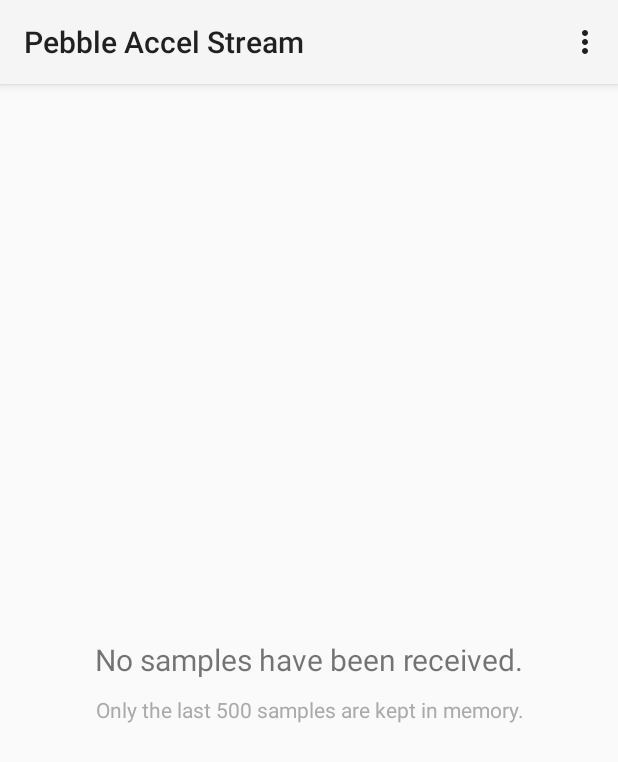
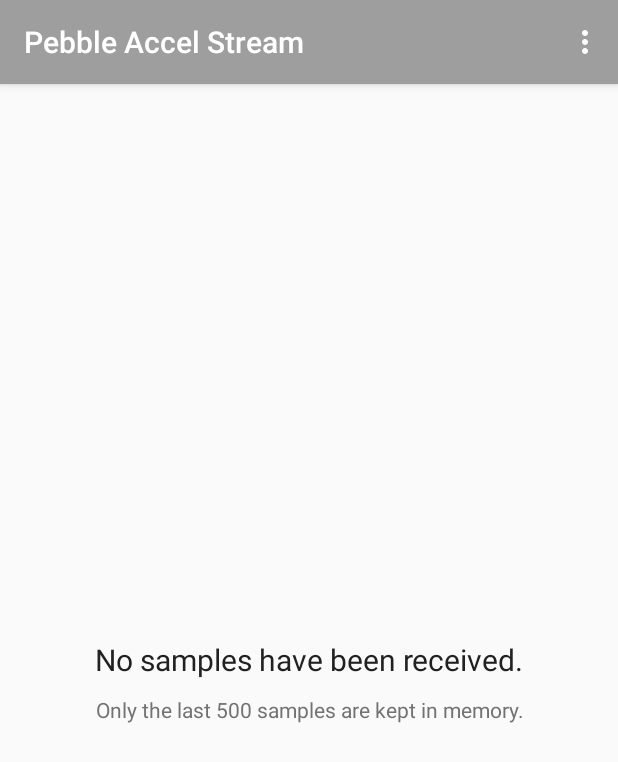
Before and after one commit to moopat/acceleration-stream-android, an Android app: the screen it shows after launch (MainActivity), on a phone screen of 412 x 824 dp. Shown: the top 762 px of the screen. Run offline under Robolectric (Android 15) with nearby library versions, the phone set to English and light mode, and no system bars; libraries missing offline, so code that uses them is left out: com.getpebble.android; 2 statements that could not run were skipped.

Commit message:
Downward compatibility Android 4.0

```diff
--- a/app/build.gradle
+++ b/app/build.gradle
@@ -11,7 +11,7 @@ android {
 
     defaultConfig {
         applicationId "at.eht.stream"
-        minSdkVersion 21
+        minSdkVersion 14
         targetSdkVersion 22
         versionCode 1
         versionName "1.0"
@@ -27,4 +27,5 @@ android {
 dependencies {
     compile fileTree(dir: 'libs', include: ['*.jar'])
     compile 'com.getpebble:pebblekit:2.6.0'
+    compile 'com.android.support:appcompat-v7:22.0.0'
 }
--- a/app/src/main/java/at/eht/stream/MainActivity.java
+++ b/app/src/main/java/at/eht/stream/MainActivity.java
@@ -1,10 +1,10 @@
 package at.eht.stream;
 
-import android.app.Activity;
 import android.content.Context;
 import android.os.Bundle;
 import android.os.Environment;
 import android.os.Handler;
+import android.support.v7.app.ActionBarActivity;
 import android.util.Log;
 import android.view.Menu;
 import android.view.MenuItem;
@@ -17,7 +17,6 @@ import com.getpebble.android.kit.util.PebbleDictionary;
 import java.io.File;
 import java.io.FileOutputStream;
 import java.io.IOException;
-import java.util.ArrayList;
 import java.util.Date;
 import java.util.UUID;
 
@@ -28,7 +27,7 @@ import java.util.UUID;
  *
  * @author Markus Deutsch
  */
-public class MainActivity extends Activity {
+public class MainActivity extends ActionBarActivity {
 
     /*
      * Make sure PEBBLE_UUID matches the APP UUID in the settings of your CloudPebble project.
--- a/app/src/main/res/layout/activity_main.xml
+++ b/app/src/main/res/layout/activity_main.xml
@@ -7,6 +7,7 @@
 
     <TextView
         android:id="@+id/tvStatus"
+        android:textColor="@color/primary_text"
         android:text="@string/empty"
         android:layout_width="fill_parent"
         android:layout_height="wrap_content"
@@ -21,7 +22,7 @@
         android:layout_width="fill_parent"
         android:layout_height="wrap_content"
         android:layout_below="@id/tvStatus"
-        android:textColor="@android:color/darker_gray"
+        android:textColor="@color/secondary_text"
         android:gravity="center"
         android:textSize="14sp"/>
 
--- a/app/src/main/res/values-v21/styles.xml
+++ /dev/null
@@ -1,5 +0,0 @@
-<?xml version="1.0" encoding="utf-8"?>
-<resources>
-    <style name="AppTheme" parent="android:Theme.Material.Light">
-    </style>
-</resources>
--- /dev/null
+++ b/app/src/main/res/values/colors.xml
@@ -0,0 +1,12 @@
+<?xml version="1.0" encoding="utf-8"?>
+<!-- Palette generated by Material Palette - materialpalette.com/grey/teal -->
+<resources>
+    <color name="primary">#9E9E9E</color>
+    <color name="primary_dark">#616161</color>
+    <color name="primary_light">#F5F5F5</color>
+    <color name="accent">#009688</color>
+    <color name="primary_text">#212121</color>
+    <color name="secondary_text">#727272</color>
+    <color name="icons">#212121</color>
+    <color name="divider">#B6B6B6</color>
+</resources>
--- a/app/src/main/res/values/styles.xml
+++ b/app/src/main/res/values/styles.xml
@@ -1,8 +1,9 @@
 <resources>
 
-    <!-- Base application theme. -->
-    <style name="AppTheme" parent="android:Theme.Holo.Light.DarkActionBar">
-        <!-- Customize your theme here. -->
+    <style name="AppTheme" parent="Theme.AppCompat.Light.DarkActionBar">
+        <item name="colorPrimary">@color/primary</item>
+        <item name="colorPrimaryDark">@color/primary_dark</item>
+        <item name="colorAccent">@color/accent</item>
     </style>
 
 </resources>
```
Also changed, not shown: 1 other file.
